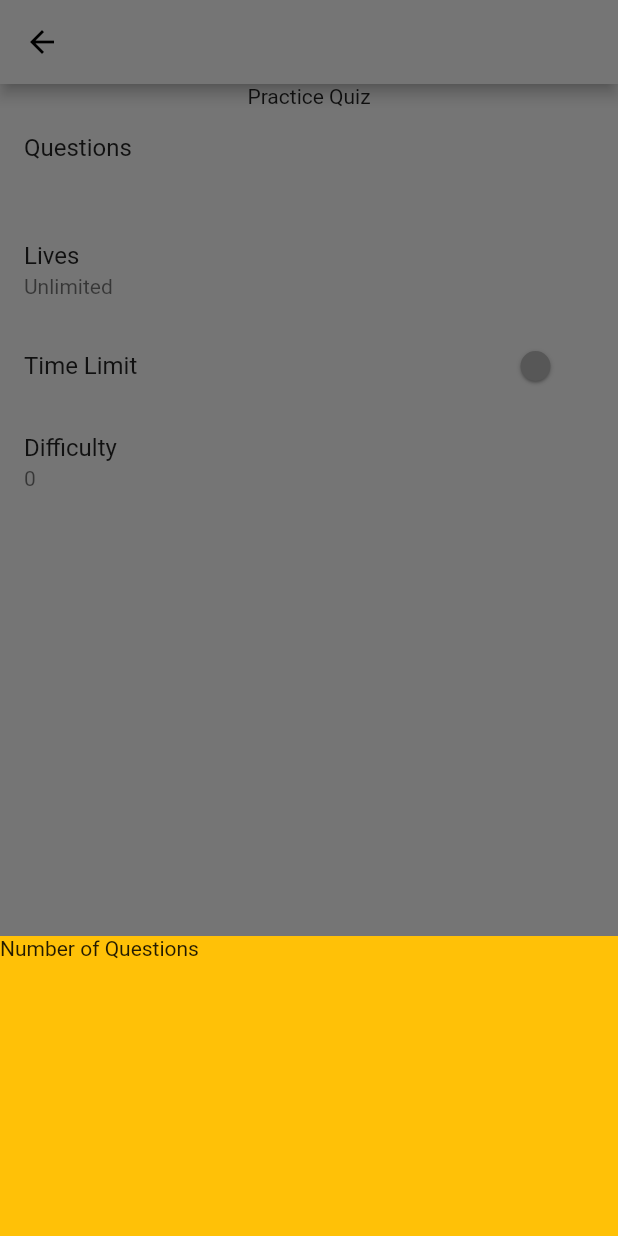
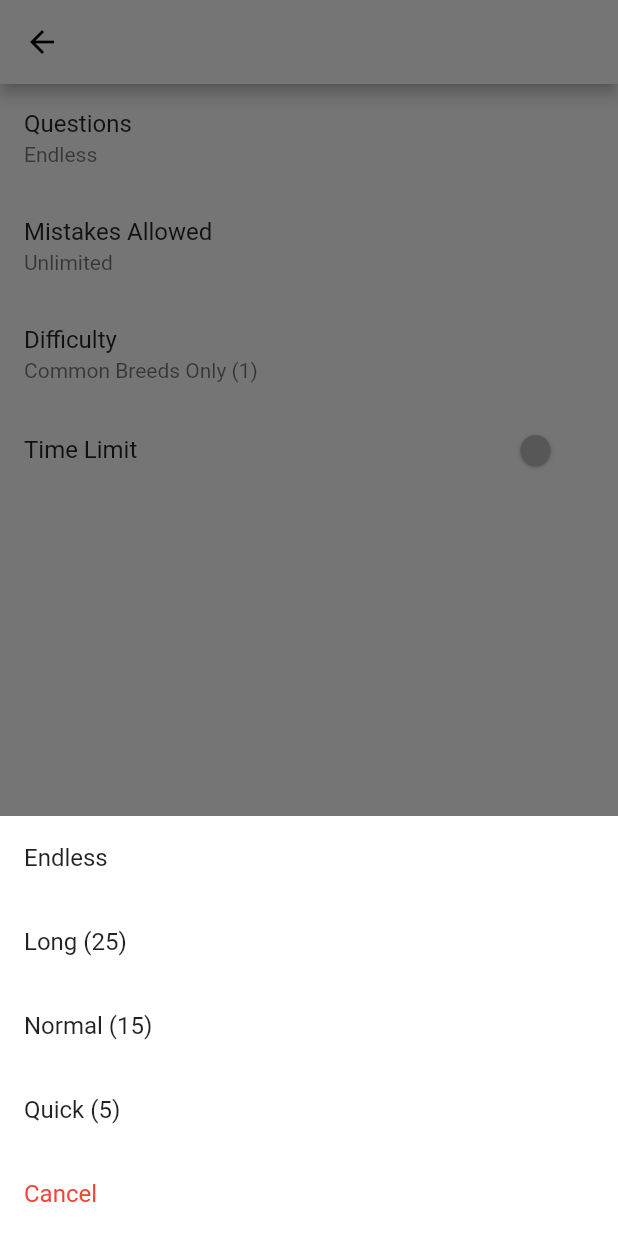
Before and after one commit to ImperialOctopus/dog-breed-game, a Flutter app: the PracticeScreen screen opened directly, after a tap on "Questions", on a phone screen of 412 x 824 dp. Run offline on Flutter 3.47's test engine with Material 2 defaults, Android fonts, the phone set to English and light mode, and no system bars; our stand-ins replace equatable, flutter_bloc.

Commit message:
Add dropdown options to settings for practice screen

```diff
--- a/lib/screens/practice/practice_screen.dart
+++ b/lib/screens/practice/practice_screen.dart
@@ -15,18 +15,29 @@ class PracticeScreen extends StatefulWidget {
 }
 
 class _PracticeScreenState extends State<PracticeScreen> {
-  static const _defaultSettings =
-      PracticeSettings(questionNumber: 0, lives: 0, time: false, difficulty: 0);
+  static const _questionNumberText = <int?, String>{
+    0: 'Endless',
+    25: '25 Questions',
+    15: '15 Questions',
+    5: '5 Questions',
+  };
 
-  static const _questionNumberText = <int?, String>{};
-
-  static const _livesText = <int?, String>{};
+  static const _livesText = <int?, String>{
+    0: 'Unlimited',
+    5: '5 Lives',
+    3: '3 Lives',
+    1: 'No Mistakes',
+  };
 
   static const _difficultyText = <int?, String>{
-    0: '',
+    0: 'Common Breeds Only (1)',
+    1: 'Uncommon Breeds (2)',
+    2: 'Rare Breeds (3)',
+    3: 'All Breeds (4)'
   };
 
-  PracticeSettings settings = _defaultSettings;
+  PracticeSettings settings = const PracticeSettings(
+      questionNumber: 0, lives: 0, time: false, difficulty: 0);
 
   void _updateQuestionNumber(int? value) {
     if (value == null) {
@@ -64,22 +75,10 @@ class _PracticeScreenState extends State<PracticeScreen> {
     });
   }
 
-  Widget _buildModal({Widget? title, required Map<int?, String> listMap}) =>
-      Container(
-        height: 200,
-        color: Colors.amber,
-        child: Center(
+  Widget _buildModal({required List<Widget> children}) => SafeArea(
         child: ListView(
-            children: <Widget>[
-              if (title != null) title,
-              ...listMap.entries.map<Widget>(
-                (mapEntry) => ListTile(
-                  title: Text(mapEntry.value),
-                  onTap: () => Navigator.pop<int?>(context, mapEntry.key),
-                ),
-              ),
-            ],
-          ),
+          shrinkWrap: true,
+          children: children,
         ),
       );
 
@@ -87,50 +86,109 @@ class _PracticeScreenState extends State<PracticeScreen> {
   Widget build(BuildContext context) {
     return Scaffold(
       appBar: AppBar(),
-      body: Column(
+      body: SafeArea(
+        child: Column(
           mainAxisAlignment: MainAxisAlignment.start,
           children: [
-          const Text('Practice Quiz'),
             Expanded(
               child: ListView(
                 children: [
                   ListTile(
                     title: const Text('Questions'),
-                  subtitle:
-                      Text(_questionNumberText[settings.questionNumber] ?? ''),
+                    subtitle: Text(
+                        _questionNumberText[settings.questionNumber] ?? ''),
                     onTap: () => showModalBottomSheet<int?>(
                       context: context,
-                    builder: (BuildContext context) => _buildModal(
-                        title: const Text('Number of Questions'),
-                        listMap: _questionNumberText),
+                      builder: (BuildContext context) => _buildModal(children: [
+                        ListTile(
+                          title: const Text('Endless'),
+                          onTap: () => Navigator.pop<int?>(context, 0),
+                        ),
+                        ListTile(
+                          title: const Text('Long (25)'),
+                          onTap: () => Navigator.pop<int?>(context, 25),
+                        ),
+                        ListTile(
+                          title: const Text('Normal (15)'),
+                          onTap: () => Navigator.pop<int?>(context, 15),
+                        ),
+                        ListTile(
+                          title: const Text('Quick (5)'),
+                          onTap: () => Navigator.pop<int?>(context, 5),
+                        ),
+                        ListTile(
+                          title: const Text('Cancel',
+                              style: TextStyle(color: Colors.red)),
+                          onTap: () => Navigator.pop<int?>(context, null),
+                        ),
+                      ]),
                     ).then(_updateQuestionNumber),
                   ),
                   ListTile(
-                  title: const Text('Lives'),
-                  subtitle: Text(settings.questionNumber == 0
-                      ? 'Unlimited'
-                      : settings.questionNumber.toString()),
+                    title: const Text('Mistakes Allowed'),
+                    subtitle: Text(_livesText[settings.lives] ?? ''),
                     onTap: () => showModalBottomSheet<int?>(
                       context: context,
-                    builder: (BuildContext context) => _buildModal(
-                        title: const Text('Lives'),
-                        listMap: _questionNumberText),
-                  ).then(_updateQuestionNumber),
+                      builder: (BuildContext context) => _buildModal(children: [
+                        ListTile(
+                          title: const Text('Unlimited'),
+                          onTap: () => Navigator.pop<int?>(context, 0),
+                        ),
+                        ListTile(
+                          title: const Text('Normal (5 Lives)'),
+                          onTap: () => Navigator.pop<int?>(context, 5),
+                        ),
+                        ListTile(
+                          title: const Text('Challenge (3 Lives)'),
+                          onTap: () => Navigator.pop<int?>(context, 3),
+                        ),
+                        ListTile(
+                          title: const Text('No Mistakes (1 Life)'),
+                          onTap: () => Navigator.pop<int?>(context, 1),
+                        ),
+                        ListTile(
+                          title: const Text('Cancel',
+                              style: TextStyle(color: Colors.red)),
+                          onTap: () => Navigator.pop<int?>(context, null),
+                        ),
+                      ]),
+                    ).then(_updateLives),
+                  ),
+                  ListTile(
+                    title: const Text('Difficulty'),
+                    subtitle: Text(_difficultyText[settings.difficulty] ?? ''),
+                    onTap: () => showModalBottomSheet<int?>(
+                      context: context,
+                      builder: (BuildContext context) => _buildModal(children: [
+                        ListTile(
+                          title: const Text('Beginner (Common Breeds Only)'),
+                          onTap: () => Navigator.pop<int?>(context, 0),
+                        ),
+                        ListTile(
+                          title:
+                              const Text('Intermediate (Some Uncommon Breeds)'),
+                          onTap: () => Navigator.pop<int?>(context, 1),
+                        ),
+                        ListTile(
+                          title: const Text('Expert (Some Rare Breeds)'),
+                          onTap: () => Navigator.pop<int?>(context, 2),
+                        ),
+                        ListTile(
+                          title: const Text('Challenge (All Breeds)'),
+                          onTap: () => Navigator.pop<int?>(context, 3),
+                        ),
+                        ListTile(
+                          title: const Text('Cancel',
+                              style: TextStyle(color: Colors.red)),
+                          onTap: () => Navigator.pop<int?>(context, null),
+                        ),
+                      ]),
+                    ).then(_updateDifficulty),
                   ),
                   SwitchListTile(
                     title: const Text('Time Limit'),
                     value: settings.time,
                     onChanged: _updateTime,
-                ),
-                ListTile(
-                  title: const Text('Difficulty'),
-                  subtitle: Text(settings.difficulty.toString()),
-                  onTap: () => showModalBottomSheet<int?>(
-                    context: context,
-                    builder: (BuildContext context) => _buildModal(
-                        title: const Text('Difficulty'),
-                        listMap: _difficultyText),
-                  ).then(_updateDifficulty),
                   ),
                 ],
               ),
@@ -139,10 +197,12 @@ class _PracticeScreenState extends State<PracticeScreen> {
               child: ElevatedButton(
                 onPressed: () => BlocProvider.of<RouterBloc>(context)
                     .add(RouterStartPractice(settings: settings)),
-              child: const Text('Start'),
+                child: const Text('Start Practice!'),
               ),
             ),
+            Container(height: 16),
           ],
+        ),
       ),
     );
   }
```
Also changed, not shown: pubspec.lock, 2 other files. Lines whose indentation alone changed are shown as unchanged.
